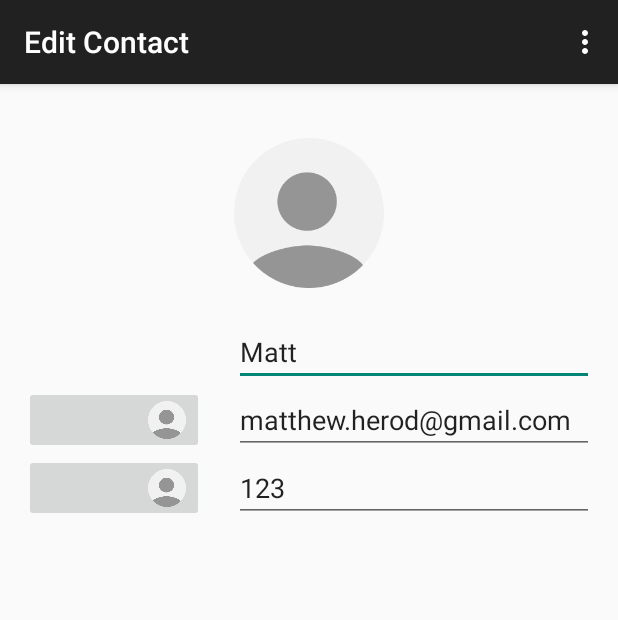
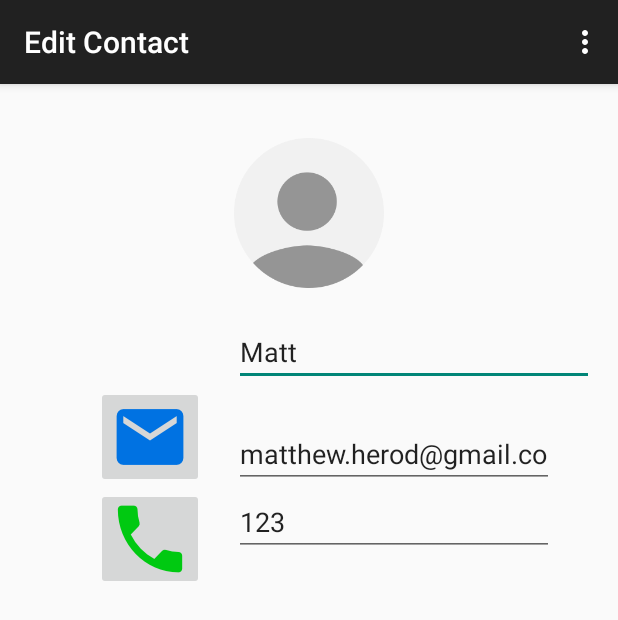
Before and after one commit to mherod/Contacts-Android, an Android app: the screen it shows after launch (ContactActivity), after a tap on "Matt", on a phone screen of 412 x 824 dp. Shown: the top 620 px of the screen. Run offline under Robolectric (Android 15) with nearby library versions, the phone set to English and light mode, and no system bars.

Commit message:
icons imagebuttons and string improvements

```diff
--- a/app/src/main/res/layout/activity_contact.xml
+++ b/app/src/main/res/layout/activity_contact.xml
@@ -14,7 +14,30 @@
         android:scaleType="centerCrop"
         android:layout_alignParentTop="true"
         android:layout_centerHorizontal="true"
-        android:layout_margin="20dp" />
+        android:layout_margin="20dp"
+        android:contentDescription="@string/contact_image" />
+
+    <ImageButton
+        android:layout_width="wrap_content"
+        android:layout_height="wrap_content"
+        android:id="@+id/contactEmailImageButton"
+        android:src="@mipmap/ic_email"
+        android:scaleType="fitEnd"
+        android:layout_below="@+id/contactNameEditText"
+        android:layout_toLeftOf="@+id/imageView"
+        android:layout_toStartOf="@+id/imageView"
+        android:contentDescription="@string/email" />
+
+    <ImageButton
+        android:layout_width="wrap_content"
+        android:layout_height="wrap_content"
+        android:id="@+id/contactTelImageButton"
+        android:src="@mipmap/ic_call"
+        android:scaleType="fitEnd"
+        android:layout_below="@+id/contactEmailImageButton"
+        android:layout_alignLeft="@+id/contactEmailImageButton"
+        android:layout_alignStart="@+id/contactEmailImageButton"
+        android:contentDescription="@string/phone" />
 
     <EditText
         android:layout_width="wrap_content"
@@ -23,8 +46,7 @@
         android:ems="10"
         android:id="@+id/contactNameEditText"
         android:layout_below="@+id/imageView"
-        android:editable="true"
-        android:hint="Name"
+        android:hint="@string/name"
         android:layout_alignParentRight="true"
         android:layout_alignParentEnd="true"
         android:layout_alignLeft="@+id/imageView"
@@ -36,13 +58,10 @@
         android:inputType="textEmailAddress"
         android:ems="10"
         android:id="@+id/contactEmailEditText"
-        android:layout_below="@+id/contactNameEditText"
+        android:hint="@string/email"
+        android:layout_above="@+id/contactTelEditText"
         android:layout_alignLeft="@+id/contactNameEditText"
-        android:layout_alignStart="@+id/contactNameEditText"
-        android:editable="true"
-        android:hint="Email"
-        android:layout_alignParentRight="true"
-        android:layout_alignParentEnd="true" />
+        android:layout_alignStart="@+id/contactNameEditText" />
 
     <EditText
         android:layout_width="wrap_content"
@@ -50,33 +69,9 @@
         android:inputType="phone"
         android:ems="10"
         android:id="@+id/contactTelEditText"
-        android:layout_below="@+id/contactEmailEditText"
+        android:hint="@string/phone_number"
+        android:layout_alignTop="@+id/contactTelImageButton"
         android:layout_alignLeft="@+id/contactEmailEditText"
-        android:layout_alignStart="@+id/contactEmailEditText"
-        android:editable="true"
-        android:hint="Tel"
-        android:layout_alignRight="@+id/contactEmailEditText"
-        android:layout_alignEnd="@+id/contactEmailEditText" />
+        android:layout_alignStart="@+id/contactEmailEditText" />
 
-    <ImageButton
-        android:layout_width="wrap_content"
-        android:layout_height="wrap_content"
-        android:id="@+id/imageButton"
-        android:layout_below="@+id/contactNameEditText"
-        android:layout_toLeftOf="@+id/imageView"
-        android:src="@drawable/person_image_empty"
-        android:layout_alignBottom="@+id/contactEmailEditText"
-        android:scaleType="fitEnd" />
-
-    <ImageButton
-        android:layout_width="wrap_content"
-        android:layout_height="wrap_content"
-        android:id="@+id/imageButton2"
-        android:layout_alignTop="@+id/contactTelEditText"
-        android:layout_toLeftOf="@+id/imageView"
-        android:src="@drawable/person_image_empty"
-        android:layout_alignBottom="@+id/contactTelEditText"
-        android:layout_alignParentLeft="true"
-        android:layout_alignParentStart="true"
-        android:scaleType="fitEnd" />
 </RelativeLayout>
--- a/app/src/main/res/values/strings.xml
+++ b/app/src/main/res/values/strings.xml
@@ -6,4 +6,9 @@
     <string name="title_activity_contact">Edit Contact</string>
 
     <string name="your_contacts">Your Contacts</string>
+    <string name="contact_image">Contact Image</string>
+    <string name="email">Email</string>
+    <string name="phone">Phone</string>
+    <string name="phone_number">Phone number</string>
+    <string name="name">Name</string>
 </resources>
```
Also changed, not shown: app/src/main/res/mipmap-hdpi/ic_call.png (added), app/src/main/res/mipmap-hdpi/ic_email.png (added), app/src/main/res/mipmap-hdpi/ic_save.png (added), app/src/main/res/mipmap-mdpi/ic_call.png (added), app/src/main/res/mipmap-mdpi/ic_email.png (added), app/src/main/res/mipmap-mdpi/ic_save.png (added), app/src/main/res/mipmap-xhdpi/ic_call.png (added), app/src/main/res/mipmap-xhdpi/ic_email.png (added), app/src/main/res/mipmap-xhdpi/ic_save.png (added), app/src/main/res/mipmap-xxhdpi/ic_call.png (added), app/src/main/res/mipmap-xxhdpi/ic_email.png (added), app/src/main/res/mipmap-xxhdpi/ic_save.png (added).
